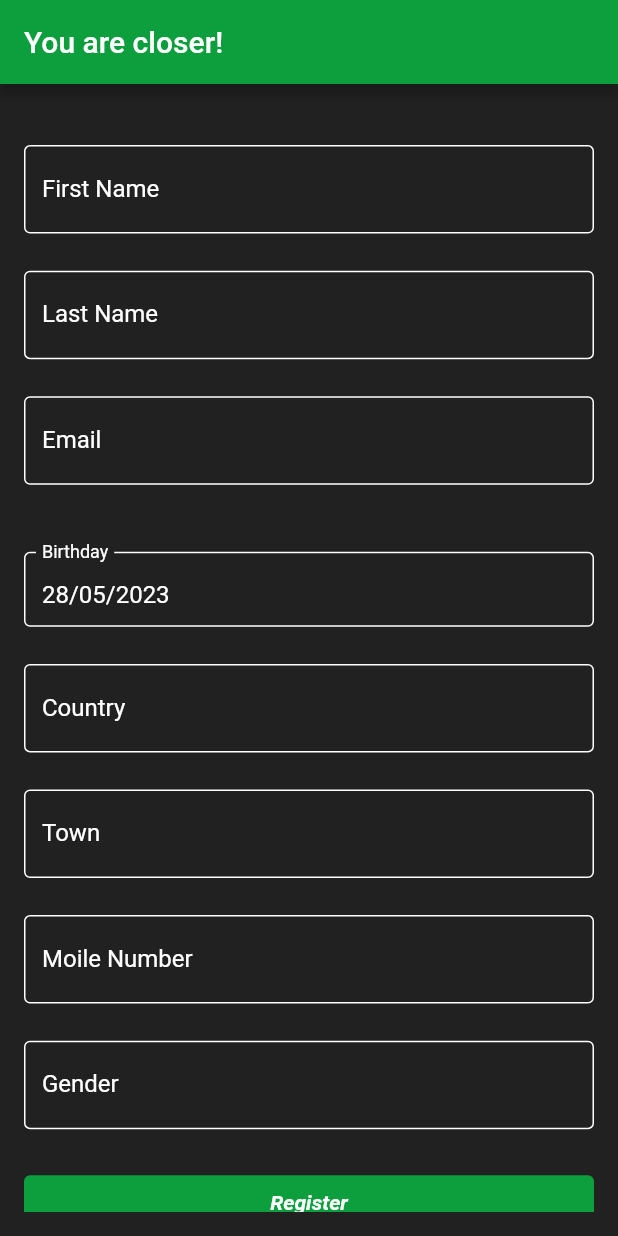
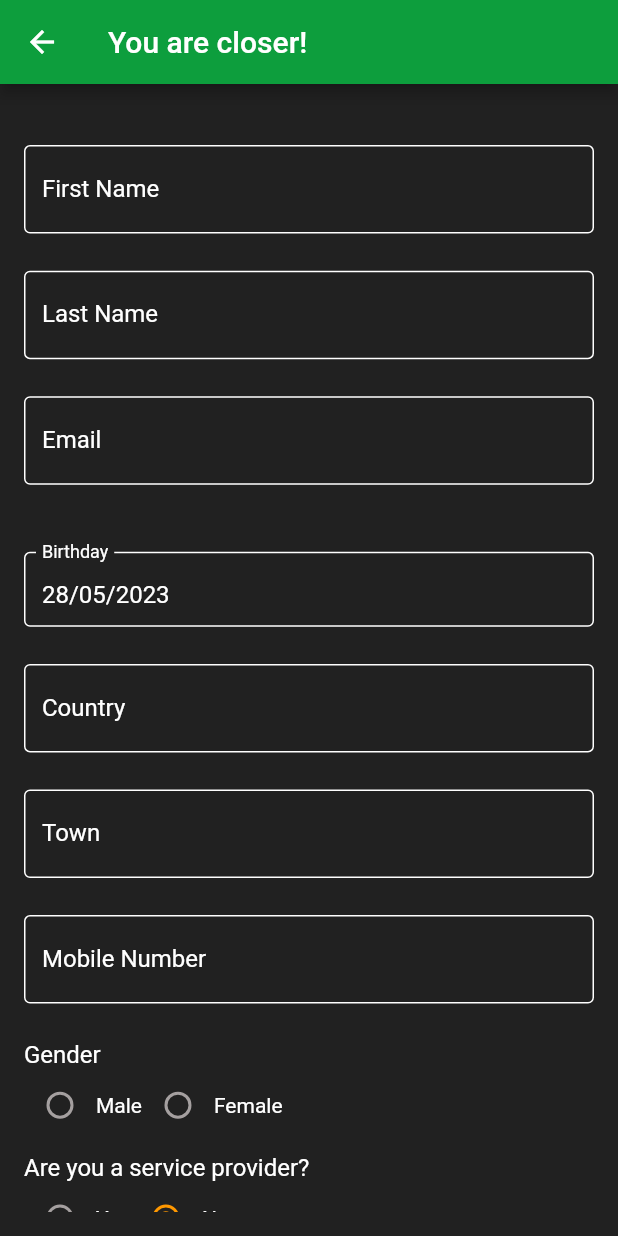
Before and after one commit to pasinduPrabhath/gowildMobileApp, a Flutter app: the RegistrationScreen screen opened directly, on a phone screen of 412 x 824 dp. Run offline on Flutter 3.47's test engine with Material 2 defaults, Android fonts, the light colour scheme and no system bars; our stand-ins replace curved_navigation_bar, flutter_login, image_picker; Roboto replaces fonts that are missing (NotoSans, OpenSans).

Commit message:
🔄️ developing registration frontend

```diff
--- a/lib/Screens/main.dart
+++ b/lib/Screens/main.dart
@@ -1,5 +1,6 @@
 import 'package:flutter/material.dart';
 import 'login_screen.dart';
+import 'package:gowild/routes/routes.dart';
 
 void main() {
   runApp(const MyApp());
@@ -11,6 +12,7 @@ class MyApp extends StatelessWidget {
   @override
   Widget build(BuildContext context) {
     final theme = ThemeData(
+      unselectedWidgetColor: const Color.fromARGB(255, 165, 160, 160),
       // brightness: Brightness.dark,
       textTheme: const TextTheme(
         displaySmall: TextStyle(
--- a/lib/Screens/registration_screen.dart
+++ b/lib/Screens/registration_screen.dart
@@ -1,7 +1,10 @@
 import 'package:flutter/material.dart';
+import 'package:gowild/routes/routes.dart';
 // ignore: depend_on_referenced_packages
 import 'package:intl/intl.dart';
 import '/reusable_components/inputFieldRegistration.dart';
+import 'HomeScreen.dart';
+import 'package:image_picker/image_picker.dart';
 
 class RegistrationScreen extends StatefulWidget {
   const RegistrationScreen({super.key});
@@ -14,14 +17,16 @@ class RegistrationScreen extends StatefulWidget {
 class _RegistrationScreenState extends State<RegistrationScreen> {
   final _formKey = GlobalKey<FormState>();
 
+  bool _isServiceProvider = false;
   late String _firstName;
   late String _lastName;
   late DateTime _birthday;
   late String _country;
   late String _town;
   late String _mobileNumber;
-  late String _gender;
+  late String _gender = '';
   late String _email;
+  late String _nicNumber;
 
   @override
   void initState() {
@@ -143,17 +148,86 @@ class _RegistrationScreenState extends State<RegistrationScreen> {
                 },
               ),
               CustomTextFormField(
-                labelText: 'Moile Number',
+                labelText: 'Mobile Number',
                 errorText: 'Please enter a valid email address',
                 onSaved: (value) {
                   value = _mobileNumber;
                 },
               ),
-              CustomTextFormField(
-                labelText: 'Gender',
-                errorText: 'Please select the Gender',
-                onSaved: (value) {
-                  value = _gender;
+              Text('Gender', style: Theme.of(context).textTheme.subtitle1),
+              Row(
+                mainAxisAlignment: MainAxisAlignment.start,
+                children: [
+                  Radio(
+                    value: 'male',
+                    groupValue: _gender,
+                    onChanged: (value) {
+                      setState(() {
+                        _gender = value as String;
+                      });
+                    },
+                  ),
+                  const Text('Male'),
+                  Radio(
+                    value: 'female',
+                    groupValue: _gender,
+                    onChanged: (value) {
+                      setState(() {
+                        _gender = value as String;
+                      });
+                    },
+                  ),
+                  const Text('Female'),
+                ],
+              ),
+              SizedBox(
+                height: MediaQuery.of(context).size.height * 0.01,
+              ),
+              Text('Are you a service provider?',
+                  style: Theme.of(context).textTheme.subtitle1),
+              Row(
+                children: <Widget>[
+                  Radio(
+                    value: true,
+                    groupValue: _isServiceProvider,
+                    onChanged: (value) {
+                      setState(() {
+                        _isServiceProvider = value as bool;
+                      });
+                    },
+                  ),
+                  const Text('Yes'),
+                  Radio(
+                    value: false,
+                    groupValue: _isServiceProvider,
+                    onChanged: (value) {
+                      setState(() {
+                        _isServiceProvider = value as bool;
+                      });
+                    },
+                  ),
+                  const Text('No'),
+                ],
+              ),
+              SizedBox(
+                height: MediaQuery.of(context).size.height * 0.01,
+              ),
+              if (_isServiceProvider)
+                CustomTextFormField(
+                  labelText: 'NIC Number',
+                  errorText: 'Please enter a valid NIC number',
+                  onSaved: (value) {
+                    value = _nicNumber;
+                  },
+                ),
+              ElevatedButton(
+                child: const Text('Pick Image'),
+                onPressed: () async {
+                  final pickedFile =
+                      await ImagePicker().getImage(source: ImageSource.gallery);
+                  if (pickedFile != null) {
+                    // TODO: Upload the image to your server
+                  }
                 },
               ),
               ElevatedButton(
@@ -162,11 +236,12 @@ class _RegistrationScreenState extends State<RegistrationScreen> {
                   style: TextStyle(color: Colors.white),
                 ),
                 onPressed: () {
-                  if (_formKey.currentState!.validate()) {
-                    _formKey.currentState!.save();
-                    // TODO: Save registration data to database
-                    // You can access the form data using the variables declared above
-                  }
+                  Navigator.pushNamed(context, AppRoutes.homeScreen);
+                  // if (_formKey.currentState!.validate()) {
+                  //   _formKey.currentState!.save();
+                  //   // TODO: Save registration data to database
+                  //   // You can access the form data using the variables declared above
+                  // }
                 },
               ),
             ],
--- /dev/null
+++ b/lib/routes/routes.dart
@@ -0,0 +1,16 @@
+import 'package:flutter/material.dart';
+import 'package:gowild/Screens/homeScreen.dart';
+import '../screens/login_screen.dart';
+import '../screens/registration_screen.dart';
+
+class AppRoutes {
+  static const String home = '/';
+  static const String registration = '/registration';
+  static const String homeScreen = '/homefeed';
+
+  static final Map<String, WidgetBuilder> routes = {
+    AppRoutes.home: (context) => const RegistrationScreen(),
+    AppRoutes.homeScreen: (context) => const HomeScreen(),
+    AppRoutes.registration: (context) => const RegistrationScreen(),
+  };
+}
--- a/pubspec.yaml
+++ b/pubspec.yaml
@@ -39,6 +39,7 @@ dependencies:
   curved_navigation_bar: ^1.0.3
   flutter_form_builder: ^9.0.0
   scroll_date_picker: ^3.7.1
+  image_picker: ^0.8.4+4
 
 dev_dependencies:
   flutter_test:
```
Also changed, not shown: lib/Screens/login_screen.dart (+9 -11 lines), pubspec.lock, 3 other files.
